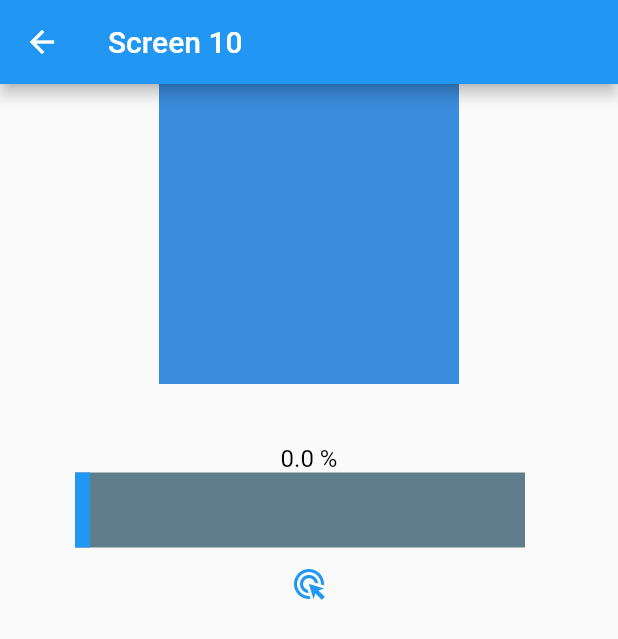
After one commit to ravshan1119/animations, a Flutter app: the screen it shows after launch, after a tap on "Task 10", on a phone screen of 412 x 824 dp. The commit adds this screen. Shown: the top 639 px of the screen. Run offline on Flutter 3.47's test engine with Material 2 defaults, Android fonts, the phone set to English and light mode, and no system bars.

Commit message:
animation tasks 2

```diff
--- a/lib/ui/screens/home_screen.dart
+++ b/lib/ui/screens/home_screen.dart
@@ -1,5 +1,13 @@
+import 'package:animations/ui/screens/screen_10.dart';
+import 'package:animations/ui/screens/screen_11.dart';
+import 'package:animations/ui/screens/screen_12.dart';
+import 'package:animations/ui/screens/screen_13.dart';
+import 'package:animations/ui/screens/screen_9.dart';
+import 'package:animations/ui/screens/screen_five.dart';
 import 'package:animations/ui/screens/screen_four.dart';
 import 'package:animations/ui/screens/screen_one.dart';
+import 'package:animations/ui/screens/screen_seven.dart';
+import 'package:animations/ui/screens/screen_six.dart';
 import 'package:animations/ui/screens/screen_three.dart';
 import 'package:animations/ui/screens/screen_two.dart';
 import 'package:flutter/material.dart';
@@ -58,6 +66,86 @@ class HomeScreen extends StatelessWidget {
                 },
                 child: const Text("Task 4")),
           ),
+          Center(
+            child: TextButton(
+                onPressed: () {
+                  Navigator.push(
+                      context,
+                      MaterialPageRoute(
+                          builder: (context) => const ScreenFive()));
+                },
+                child: const Text("Task 5")),
+          ),
+          Center(
+            child: TextButton(
+                onPressed: () {
+                  Navigator.push(
+                      context,
+                      MaterialPageRoute(
+                          builder: (context) => const ScreenSix()));
+                },
+                child: const Text("Task 6")),
+          ),
+          Center(
+            child: TextButton(
+                onPressed: () {
+                  Navigator.push(
+                      context,
+                      MaterialPageRoute(
+                          builder: (context) => const ScreenSeven()));
+                },
+                child: const Text("Task ")),
+          ),
+          Center(
+            child: TextButton(
+                onPressed: () {
+                  Navigator.push(
+                      context,
+                      MaterialPageRoute(
+                          builder: (context) => const Screen9()));
+                },
+                child: const Text("Task 9")),
+          ),
+          Center(
+            child: TextButton(
+                onPressed: () {
+                  Navigator.push(
+                      context,
+                      MaterialPageRoute(
+                          builder: (context) => const Screen10()));
+                },
+                child: const Text("Task 10")),
+          ),
+          Center(
+            child: TextButton(
+                onPressed: () {
+                  Navigator.push(
+                      context,
+                      MaterialPageRoute(
+                          builder: (context) => const Screen11()));
+                },
+                child: const Text("Task 11")),
+          ),
+          Center(
+            child: TextButton(
+                onPressed: () {
+                  Navigator.push(
+                      context,
+                      MaterialPageRoute(
+                          builder: (context) => const Screen12()));
+                },
+                child: const Text("Task 12")),
+          ),
+          Center(
+            child: TextButton(
+                onPressed: () {
+                  Navigator.push(
+                      context,
+                      MaterialPageRoute(
+                          builder: (context) => const Screen13()));
+                },
+                child: const Text("Task 13")),
+          ),
         ],
       ),
     );
--- /dev/null
+++ b/lib/ui/screens/screen_10.dart
@@ -0,0 +1,117 @@
+import 'package:flutter/material.dart';
+
+class Screen10 extends StatefulWidget {
+  const Screen10({super.key});
+
+  @override
+  State<Screen10> createState() => _Screen10State();
+}
+
+class _Screen10State extends State<Screen10> with TickerProviderStateMixin {
+  late AnimationController controller;
+  late AnimationController textController;
+  late Animation colorAnimation;
+  late Animation textAnimation;
+  bool isChanged = false;
+
+  @override
+  void initState() {
+    super.initState();
+
+    controller =
+        AnimationController(vsync: this, duration: const Duration(seconds: 2));
+
+    textController =
+        AnimationController(vsync: this, duration: const Duration(seconds: 2));
+
+    colorAnimation = ColorTween(
+      begin: Colors.blue,
+      end: Colors.red,
+    ).animate(CurvedAnimation(parent: controller, curve: Curves.linear))
+      ..addListener(() {
+        setState(() {});
+      });
+
+
+    textAnimation = Tween(
+      begin: 0.0,
+      end: 100.0,
+    ).animate(CurvedAnimation(parent: textController, curve: Curves.linear))
+      ..addListener(() {
+        setState(() {});
+      });
+
+    controller.forward();
+  }
+
+  @override
+  Widget build(BuildContext context) {
+    return Scaffold(
+      appBar: AppBar(
+        title: const Text("Screen 10"),
+      ),
+      body: Column(
+        children: [
+          Center(
+            child: AnimatedContainer(
+              height: 200,
+              width: 200,
+              color: colorAnimation.value,
+              duration: Duration(seconds: 2),
+              curve: Curves.linear,
+            ),
+          ),
+          const SizedBox(
+            height: 40,
+          ),
+          Text("${textController.value.toString()} %",style: const TextStyle(
+            fontSize: 16,
+            color: Colors.black
+          ),),
+          Stack(
+            children: [
+              Row(
+                crossAxisAlignment: CrossAxisAlignment.start,
+                children: [
+                  const SizedBox(
+                    width: 50,
+                  ),
+                  AnimatedContainer(
+                    height: 50,
+                    width: 300,
+                    duration: const Duration(seconds: 3),
+                    curve: Curves.linear,
+                    color: Colors.blueGrey,
+                  ),
+                ],
+              ),
+              Row(
+                crossAxisAlignment: CrossAxisAlignment.start,
+                children: [
+                  const SizedBox(
+                    width: 50,
+                  ),
+                  AnimatedContainer(
+                    height: 50,
+                    width: isChanged ? 300 : 10,
+                    duration: const Duration(seconds: 3),
+                    curve: Curves.linear,
+                    color: Colors.blue,
+                  ),
+                ],
+              ),
+            ],
+          ),
+          IconButton(
+              onPressed: () {
+                isChanged = !isChanged;
+              },
+              icon: const Icon(
+                Icons.ads_click,
+                color: Colors.blue,
+              ))
+        ],
+      ),
+    );
+  }
+}
```
Also changed, not shown: lib/ui/screens/screen_11.dart (added, +72 -0 lines), lib/ui/screens/screen_12.dart (added, +90 -0 lines), lib/ui/screens/screen_13.dart (added, +83 -0 lines), lib/ui/screens/screen_9.dart (added, +42 -0 lines), lib/ui/screens/screen_five.dart (added, +40 -0 lines), lib/ui/screens/screen_seven.dart (added, +46 -0 lines), lib/ui/screens/screen_six.dart (added, +76 -0 lines).
